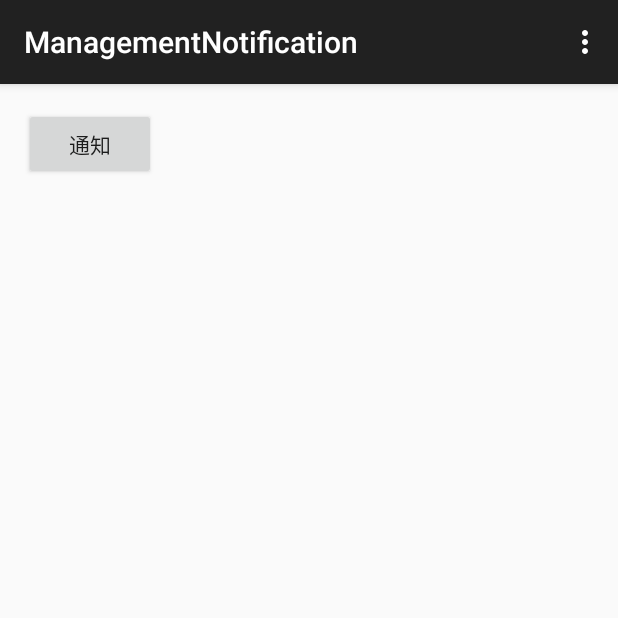
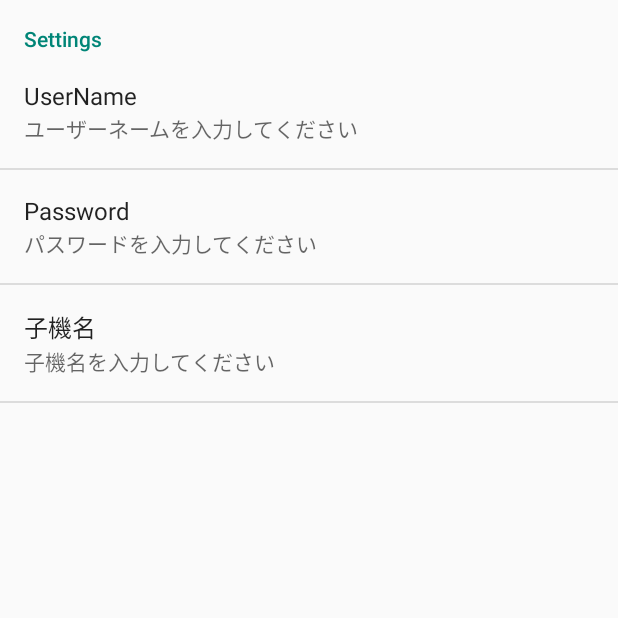
Before and after one commit to kitamatsu/U-22, an Android app: the screen it shows after launch (MainActivity before the commit, SimplePreferenceActivity after it), in the options menu, after a tap on "Settings", on a phone screen of 412 x 824 dp, the top half of it. Run offline under Robolectric (Android 15) with nearby library versions, the phone set to English and light mode, and no system bars; our stand-ins replace ButterKnife; libraries missing offline, so code that uses them is left out: com.microsoft.windowsazure.

Commit message:
設定画面の追加

```diff
--- a/app/src/main/AndroidManifest.xml
+++ b/app/src/main/AndroidManifest.xml
@@ -19,6 +19,10 @@
             </intent-filter>
         </activity>
 
+        <activity android:name=".SimplePreferenceActivity"
+            android:label="@string/app_name">
+        </activity>
+
         <service
             android:name=".NotificationListener"
             android:label="@string/app_name"
--- a/app/src/main/java/com/example/hideki/managementnotification/MainActivity.java
+++ b/app/src/main/java/com/example/hideki/managementnotification/MainActivity.java
@@ -18,7 +18,6 @@ import android.os.Handler;
 
 
 import com.microsoft.windowsazure.mobileservices.MobileServiceClient;
-import com.microsoft.windowsazure.mobileservices.table.DateTimeOffset;
 import com.microsoft.windowsazure.mobileservices.table.MobileServiceTable;
 
 import java.util.Calendar;
@@ -39,7 +38,8 @@ public class MainActivity extends ActionBarActivity{
         super.onCreate(savedInstanceState);
         setContentView(R.layout.activity_main);
 
-        startService(new Intent(this, NotificationListener.class));
+        //色々送信されるのが煩わしいので
+        //startService(new Intent(this, NotificationListener.class));
 
         receiver = new NotificationReceiver();
         intentFilter = new IntentFilter();
@@ -67,6 +67,8 @@ public class MainActivity extends ActionBarActivity{
 
         //noinspection SimplifiableIfStatement
         if (id == R.id.action_settings) {
+            Intent i = new Intent(this, SimplePreferenceActivity.class);
+            startActivity(i);
             return true;
         }
 
@@ -106,6 +108,7 @@ private Handler getNotification  = new Handler() {
 
         Calendar cal = Calendar.getInstance();
         Date date =  cal.getTime();
+        Log.d("handle", cal.getTime().toString());
 
         notifi = new Notification();
 
--- a/app/src/main/java/com/example/hideki/managementnotification/Notification.java
+++ b/app/src/main/java/com/example/hideki/managementnotification/Notification.java
@@ -13,7 +13,6 @@ import java.util.Date;
 public class Notification {
 
     private String id;
-    private int notificationId;
     private Date date;
     private String title;
     private String body;
@@ -42,14 +41,6 @@ public class Notification {
 
     public void setId(String id) {
         this.id = id;
-    }
-
-    public int getNotificationId() {
-        return notificationId;
-    }
-
-    public void setNotificationId(int notificationId) {
-        this.notificationId = notificationId;
     }
 
     public Date getDate() {
--- /dev/null
+++ b/app/src/main/java/com/example/hideki/managementnotification/SimplePreferenceActivity.java
@@ -0,0 +1,17 @@
+package com.example.hideki.managementnotification;
+
+import android.os.Bundle;
+import android.preference.PreferenceActivity;
+
+/**
+ * Created by Mercury on 2015/07/14.
+ */
+public class SimplePreferenceActivity extends PreferenceActivity {
+
+    @Override
+    protected void onCreate(Bundle savedInstanceState) {
+        super.onCreate(savedInstanceState);
+        getFragmentManager().beginTransaction()
+                .replace(android.R.id.content, new SimplePreferenceFragment()).commit();
+    }
+}
--- /dev/null
+++ b/app/src/main/java/com/example/hideki/managementnotification/SimplePreferenceFragment.java
@@ -0,0 +1,16 @@
+package com.example.hideki.managementnotification;
+
+import android.os.Bundle;
+import android.preference.PreferenceFragment;
+
+/**
+ * Created by Mercury on 2015/07/14.
+ */
+public class SimplePreferenceFragment extends PreferenceFragment {
+
+    @Override
+    public void onCreate(Bundle savedInstanceState) {
+        super.onCreate(savedInstanceState);
+        addPreferencesFromResource(R.xml.settings);
+    }
+}
--- /dev/null
+++ b/app/src/main/res/xml/settings.xml
@@ -0,0 +1,23 @@
+<?xml version="1.0" encoding="utf-8"?>
+<PreferenceScreen
+    xmlns:android="http://schemas.android.com/apk/res/android">
+    <PreferenceCategory android:title="Settings">
+        <EditTextPreference
+            android:key="editText_userName"
+            android:title="UserName"
+            android:summary="ユーザーネームを入力してください"
+            android:dialogTitle="UserName" />
+
+        <EditTextPreference
+            android:key="editText_password"
+            android:title="Password"
+            android:summary="パスワードを入力してください"
+            android:dialogTitle="Password" />
+
+        <EditTextPreference
+            android:key="editText_childName"
+            android:title="子機名"
+            android:summary="子機名を入力してください"
+            android:dialogTitle="子機名" />
+    </PreferenceCategory>
+</PreferenceScreen>
```
